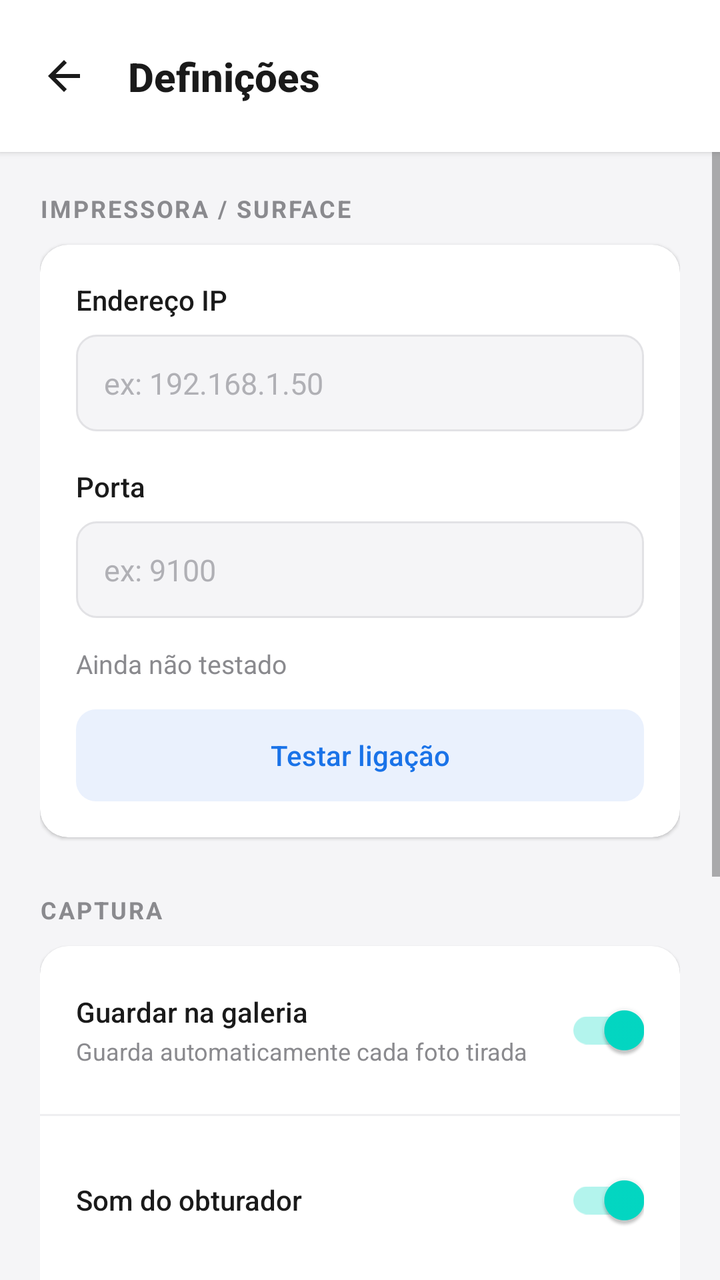
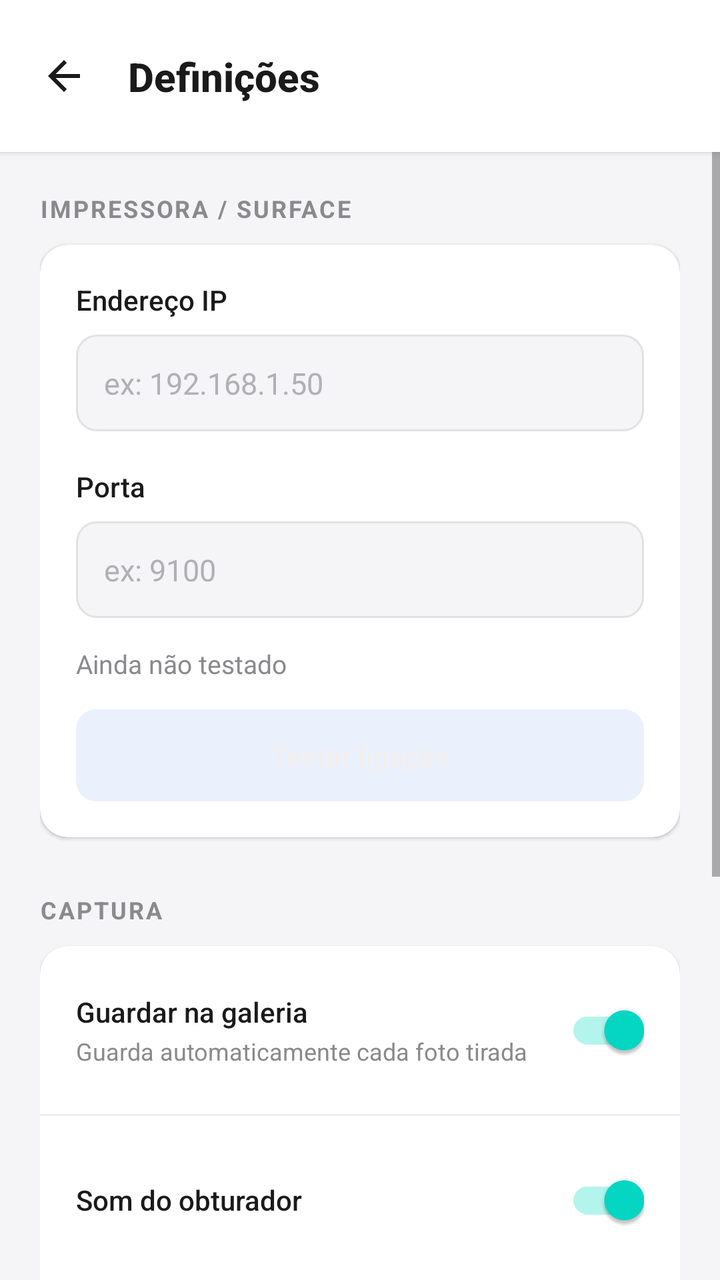

Before-and-after screenshots of an Android layout around one commit, followed by the original layout XML and the change that was made.
<!-- AndroidManifest.xml: application theme Theme.AutoPrint -->
<!-- res/layout/activity_def.xml -->
<?xml version="1.0" encoding="utf-8"?>
<androidx.constraintlayout.widget.ConstraintLayout xmlns:android="http://schemas.android.com/apk/res/android"
    xmlns:app="http://schemas.android.com/apk/res-auto"
    xmlns:tools="http://schemas.android.com/tools"
    android:id="@+id/main"
    android:layout_width="match_parent"
    android:layout_height="match_parent"
    android:background="#F5F5F7"
    tools:context=".DefActivity">

    
    <androidx.constraintlayout.widget.ConstraintLayout
        android:id="@+id/topBar"
        android:layout_width="0dp"
        android:layout_height="wrap_content"
        android:background="#FFFFFF"
        android:paddingTop="18dp"
        android:paddingBottom="18dp"
        android:elevation="2dp"
        app:layout_constraintTop_toTopOf="parent"
        app:layout_constraintStart_toStartOf="parent"
        app:layout_constraintEnd_toEndOf="parent">

        <ImageButton
            android:id="@+id/btnBack"
            android:layout_width="40dp"
            android:layout_height="40dp"
            android:layout_marginStart="12dp"
            android:background="?attr/selectableItemBackgroundBorderless"
            android:padding="8dp"
            android:src="@drawable/ic_back"
            android:contentDescription="Voltar"
            app:layout_constraintTop_toTopOf="parent"
            app:layout_constraintBottom_toBottomOf="parent"
            app:layout_constraintStart_toStartOf="parent" />

        <TextView
            android:layout_width="wrap_content"
            android:layout_height="wrap_content"
            android:text="Definições"
            android:textColor="#1A1A1A"
            android:textSize="20sp"
            android:textStyle="bold"
            android:fontFamily="sans-serif-medium"
            app:layout_constraintTop_toTopOf="parent"
            app:layout_constraintBottom_toBottomOf="parent"
            app:layout_constraintStart_toEndOf="@id/btnBack"
            android:layout_marginStart="12dp" />

    </androidx.constraintlayout.widget.ConstraintLayout>

    
    <ScrollView
        android:layout_width="0dp"
        android:layout_height="0dp"
        android:clipToPadding="false"
        android:paddingBottom="24dp"
        app:layout_constraintTop_toBottomOf="@id/topBar"
        app:layout_constraintBottom_toBottomOf="parent"
        app:layout_constraintStart_toStartOf="parent"
        app:layout_constraintEnd_toEndOf="parent">

        <LinearLayout
            android:layout_width="match_parent"
            android:layout_height="wrap_content"
            android:orientation="vertical"
            android:paddingHorizontal="20dp"
            android:paddingTop="20dp">

            
            <TextView
                android:layout_width="wrap_content"
                android:layout_height="wrap_content"
                android:text="IMPRESSORA / SURFACE"
                android:textColor="#8A8A8E"
                android:textSize="12sp"
                android:letterSpacing="0.08"
                android:textStyle="bold"
                android:layout_marginBottom="10dp" />

            <androidx.cardview.widget.CardView
                android:layout_width="match_parent"
                android:layout_height="wrap_content"
                app:cardCornerRadius="14dp"
                app:cardElevation="1dp"
                app:cardBackgroundColor="#FFFFFF">

                <LinearLayout
                    android:layout_width="match_parent"
                    android:layout_height="wrap_content"
                    android:orientation="vertical"
                    android:padding="18dp">

                    <TextView
                        android:layout_width="wrap_content"
                        android:layout_height="wrap_content"
                        android:text="Endereço IP"
                        android:textColor="#1A1A1A"
                        android:textSize="14sp"
                        android:fontFamily="sans-serif-medium" />

                    <EditText
                        android:id="@+id/editIp"
                        android:layout_width="match_parent"
                        android:layout_height="wrap_content"
                        android:layout_marginTop="8dp"
                        android:background="@drawable/bg_input_field"
                        android:hint="ex: 192.168.1.50"
                        android:textColorHint="#B0B0B5"
                        android:textColor="#1A1A1A"
                        android:textSize="15sp"
                        android:inputType="text"
                        android:imeOptions="actionNext"
                        android:maxLines="1"
                        android:padding="14dp" />

                    <TextView
                        android:layout_width="wrap_content"
                        android:layout_height="wrap_content"
                        android:layout_marginTop="18dp"
                        android:text="Porta"
                        android:textColor="#1A1A1A"
                        android:textSize="14sp"
                        android:fontFamily="sans-serif-medium" />

                    <EditText
                        android:id="@+id/editPort"
                        android:layout_width="match_parent"
                        android:layout_height="wrap_content"
                        android:layout_marginTop="8dp"
                        android:background="@drawable/bg_input_field"
                        android:hint="ex: 9100"
                        android:textColorHint="#B0B0B5"
                        android:textColor="#1A1A1A"
                        android:textSize="15sp"
                        android:inputType="number"
                        android:imeOptions="actionDone"
                        android:maxLines="1"
                        android:padding="14dp" />

                    <TextView
                        android:id="@+id/txtConnectionStatus"
                        android:layout_width="wrap_content"
                        android:layout_height="wrap_content"
                        android:layout_marginTop="14dp"
                        android:text="Ainda não testado"
                        android:textColor="#8A8A8E"
                        android:textSize="13sp" />

                    <Button
                        android:id="@+id/btnTestConnection"
                        android:layout_width="match_parent"
                        android:layout_height="46dp"
                        android:layout_marginTop="14dp"
                        android:background="@drawable/bg_button_secondary"
                        android:text="Testar ligação"
                        android:textAllCaps="false"
                        android:textColor="#1A73E8"
                        android:textSize="14sp"
                        android:fontFamily="sans-serif-medium"
                        android:elevation="0dp"
                        android:stateListAnimator="@null" />

                </LinearLayout>

            </androidx.cardview.widget.CardView>

            
            <TextView
                android:layout_width="wrap_content"
                android:layout_height="wrap_content"
                android:text="CAPTURA"
                android:textColor="#8A8A8E"
                android:textSize="12sp"
                android:letterSpacing="0.08"
                android:textStyle="bold"
                android:layout_marginTop="28dp"
                android:layout_marginBottom="10dp" />

            <androidx.cardview.widget.CardView
                android:layout_width="match_parent"
                android:layout_height="wrap_content"
                app:cardCornerRadius="14dp"
                app:cardElevation="1dp"
                app:cardBackgroundColor="#FFFFFF">

                <LinearLayout
                    android:layout_width="match_parent"
                    android:layout_height="wrap_content"
                    android:orientation="vertical">

                    
                    <LinearLayout
                        android:layout_width="match_parent"
                        android:layout_height="wrap_content"
                        android:orientation="horizontal"
                        android:gravity="center_vertical"
                        android:padding="18dp">

                        <LinearLayout
                            android:layout_width="0dp"
                            android:layout_height="wrap_content"
                            android:layout_weight="1"
                            android:orientation="vertical">

                            <TextView
                                android:layout_width="wrap_content"
                                android:layout_height="wrap_content"
                                android:text="Guardar na galeria"
                                android:textColor="#1A1A1A"
                                android:textSize="14sp"
                                android:fontFamily="sans-serif-medium" />

                            <TextView
                                android:layout_width="wrap_content"
                                android:layout_height="wrap_content"
                                android:text="Guarda automaticamente cada foto tirada"
                                android:textColor="#8A8A8E"
                                android:textSize="12sp"
                                android:layout_marginTop="2dp" />

                        </LinearLayout>

                        <androidx.appcompat.widget.SwitchCompat
                            android:id="@+id/switchSaveGallery"
                            android:layout_width="wrap_content"
                            android:layout_height="wrap_content"
                            android:checked="true" />

                    </LinearLayout>

                    <View
                        android:layout_width="match_parent"
                        android:layout_height="1dp"
                        android:background="#EFEFF1" />

                    
                    <LinearLayout
                        android:layout_width="match_parent"
                        android:layout_height="wrap_content"
                        android:orientation="horizontal"
                        android:gravity="center_vertical"
                        android:padding="18dp">

                        <TextView
                            android:layout_width="0dp"
                            android:layout_height="wrap_content"
                            android:layout_weight="1"
                            android:text="Som do obturador"
                            android:textColor="#1A1A1A"
                            android:textSize="14sp"
                            android:fontFamily="sans-serif-medium" />

                        <androidx.appcompat.widget.SwitchCompat
                            android:id="@+id/switchShutterSound"
                            android:layout_width="wrap_content"
                            android:layout_height="wrap_content"
                            android:checked="true" />

                    </LinearLayout>

                    <View
                        android:layout_width="match_parent"
                        android:layout_height="1dp"
                        android:background="#EFEFF1" />

                    
                    <LinearLayout
                        android:layout_width="match_parent"
                        android:layout_height="wrap_content"
                        android:orientation="horizontal"
                        android:gravity="center_vertical"
                        android:padding="18dp">

                        <TextView
                            android:layout_width="0dp"
                            android:layout_height="wrap_content"
                            android:layout_weight="1"
                            android:text="Mostrar grelha"
                            android:textColor="#1A1A1A"
                            android:textSize="14sp"
                            android:fontFamily="sans-serif-medium" />

                        <androidx.appcompat.widget.SwitchCompat
                            android:id="@+id/switchGrid"
                            android:layout_width="wrap_content"
                            android:layout_height="wrap_content"
                            android:checked="false" />

                    </LinearLayout>

                </LinearLayout>

            </androidx.cardview.widget.CardView>

            
            <TextView
                android:layout_width="wrap_content"
                android:layout_height="wrap_content"
                android:text="SOBRE"
                android:textColor="#8A8A8E"
                android:textSize="12sp"
                android:letterSpacing="0.08"
                android:textStyle="bold"
                android:layout_marginTop="28dp"
                android:layout_marginBottom="10dp" />

            <androidx.cardview.widget.CardView
                android:layout_width="match_parent"
                android:layout_height="wrap_content"
                app:cardCornerRadius="14dp"
                app:cardElevation="1dp"
                app:cardBackgroundColor="#FFFFFF">

                <LinearLayout
                    android:layout_width="match_parent"
                    android:layout_height="wrap_content"
                    android:orientation="horizontal"
                    android:gravity="center_vertical"
                    android:padding="18dp">

                    <TextView
                        android:layout_width="0dp"
                        android:layout_height="wrap_content"
                        android:layout_weight="1"
                        android:text="Versão da aplicação"
                        android:textColor="#1A1A1A"
                        android:textSize="14sp"
                        android:fontFamily="sans-serif-medium" />

                    <TextView
                        android:id="@+id/txtVersion"
                        android:layout_width="wrap_content"
                        android:layout_height="wrap_content"
                        android:text="1.0.0"
                        android:textColor="#8A8A8E"
                        android:textSize="14sp" />

                </LinearLayout>

            </androidx.cardview.widget.CardView>

            
            <Button
                android:id="@+id/btnSave"
                android:layout_width="match_parent"
                android:layout_height="52dp"
                android:layout_marginTop="28dp"
                android:background="@drawable/bg_button_primary"
                android:text="Guardar definições"
                android:textAllCaps="false"
                android:textColor="#FFFFFF"
                android:textSize="15sp"
                android:fontFamily="sans-serif-medium"
                android:elevation="0dp"
                android:stateListAnimator="@animator/small_button_press" />

        </LinearLayout>

    </ScrollView>

</androidx.constraintlayout.widget.ConstraintLayout>
<!-- resources referenced by this layout -->
<resources>
  <!-- drawable bg_button_primary (drawable) -->
  <?xml version="1.0" encoding="utf-8"?>
  <shape xmlns:android="http://schemas.android.com/apk/res/android" android:shape="rectangle">
      <solid android:color="#1A73E8" />
      <corners android:radius="12dp" />
  </shape>
  <!-- drawable bg_button_secondary (drawable) -->
  <?xml version="1.0" encoding="utf-8"?>
  <shape xmlns:android="http://schemas.android.com/apk/res/android" android:shape="rectangle">
      <solid android:color="#EAF1FD" />
      <corners android:radius="10dp" />
  </shape>
  <!-- drawable bg_input_field (drawable) -->
  <?xml version="1.0" encoding="utf-8"?>
  <shape xmlns:android="http://schemas.android.com/apk/res/android" android:shape="rectangle">
      <solid android:color="#F5F5F7" />
      <corners android:radius="10dp" />
      <stroke android:width="1dp" android:color="#E2E2E5" />
  </shape>
  <!-- drawable ic_back (drawable) -->
  <vector xmlns:android="http://schemas.android.com/apk/res/android"
      android:width="24dp" android:height="24dp"
      android:viewportWidth="24" android:viewportHeight="24"
      android:tint="#1A1A1A">
      <path android:fillColor="#1A1A1A"
          android:pathData="M20,11H7.83l5.59,-5.59L12,4l-8,8l8,8l1.41,-1.41L7.83,13H20V11z" />
  </vector>
  <style name="Theme.AutoPrint" parent="Theme.MaterialComponents.DayNight.NoActionBar">
          
          <item name="colorPrimary">@color/purple_500</item>
          <item name="colorPrimaryVariant">@color/purple_700</item>
          <item name="colorOnPrimary">@color/white</item>
          
          <item name="colorSecondary">@color/teal_200</item>
          <item name="colorSecondaryVariant">@color/teal_700</item>
          <item name="colorOnSecondary">@color/black</item>
          
          <item name="android:statusBarColor">?attr/colorPrimaryVariant</item>
          
      </style>
  <color name="purple_500">#FF6200EE</color>
  <color name="purple_700">#FF3700B3</color>
  <color name="white">#FFFFFFFF</color>
  <color name="teal_200">#FF03DAC5</color>
  <color name="teal_700">#FF018786</color>
  <color name="black">#FF000000</color>
</resources>

<!-- the commit's change to res/layout/activity_def.xml (unified diff, before → after) -->
@@ -153,13 +153,13 @@
                         android:layout_height="46dp"
                         android:layout_marginTop="14dp"
                         android:background="@drawable/bg_button_secondary"
+                        android:elevation="0dp"
+                        android:fontFamily="sans-serif-medium"
+                        android:stateListAnimator="@null"
                         android:text="Testar ligação"
                         android:textAllCaps="false"
-                        android:textColor="#1A73E8"
-                        android:textSize="14sp"
-                        android:fontFamily="sans-serif-medium"
-                        android:elevation="0dp"
-                        android:stateListAnimator="@null" />
+                        android:textColor="#F2EEEE"
+                        android:textSize="14sp" />
 
                 </LinearLayout>
 
